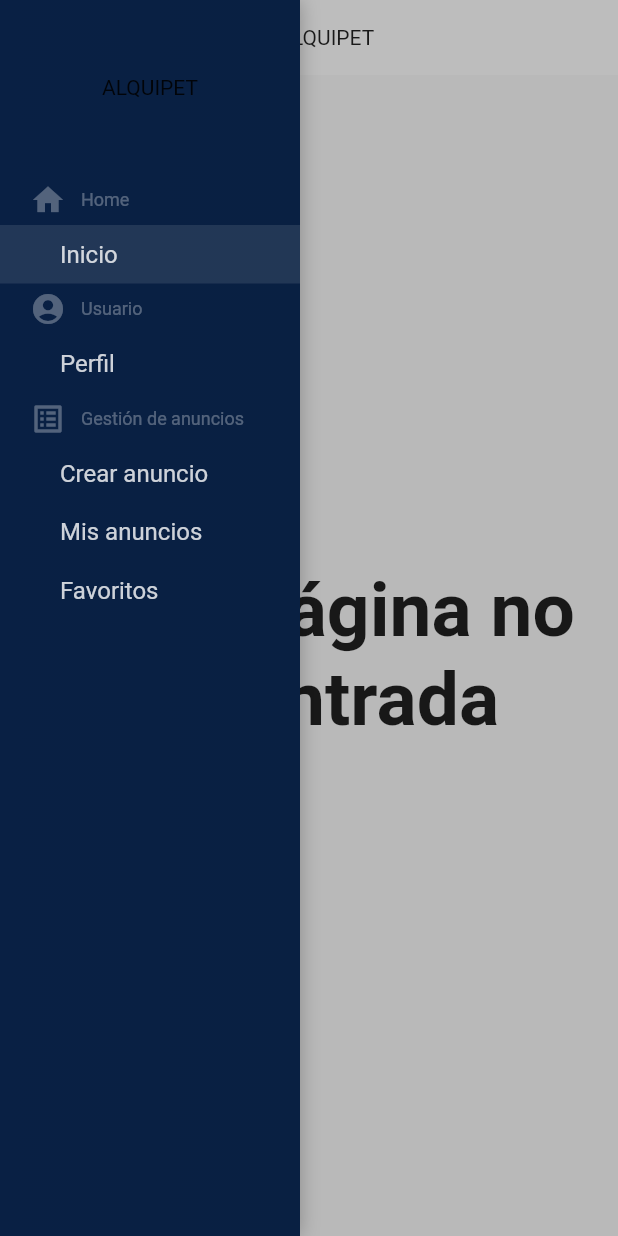
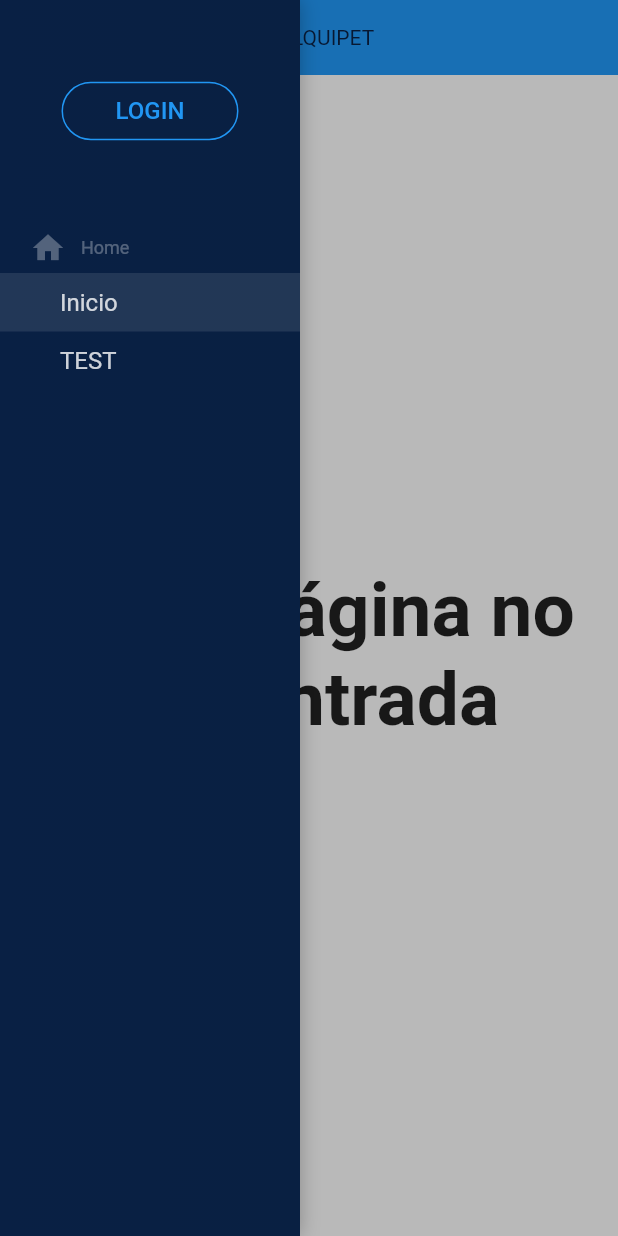
Before and after one commit to victorbdeveloper/AlquipetFRONT, a Flutter app: the NotFoundPage screen opened directly, after a tap on the "menu" icon, on a phone screen of 412 x 824 dp. Run offline on Flutter 3.47's test engine with Material 2 defaults, Android fonts, the phone set to English and light mode, and no system bars; our stand-ins replace dio, flutter_login, flutter_signin_button, get, google_fonts, google_sign_in and 2 more; accounts and stored records are empty.

Commit message:
Corregidos problemas con el login. Corregidos errores en la navegacion. Pendiente de pruebas.

```diff
--- a/lib/providers/auth_provider.dart
+++ b/lib/providers/auth_provider.dart
@@ -1,6 +1,7 @@
 import 'package:alquipet_front/api/alquipet_api.dart';
 import 'package:alquipet_front/models/http/auth_response.dart';
 import 'package:alquipet_front/models/user.dart';
+import 'package:alquipet_front/providers/side_menu_provider.dart';
 import 'package:alquipet_front/services/local_storage.dart';
 import 'package:alquipet_front/services/notifications_service.dart';
 import 'package:flutter/material.dart';
@@ -89,7 +90,8 @@ class AuthProvider extends GetxController {
       AlquipetApi.configureDio();
 
       ///NOTIFICA A LOS PROVIDERS CORRESPONDIENTES
-      // setState(() {});
+      final SideMenuProvider sideMenuProvider = Get.find<SideMenuProvider>();
+      sideMenuProvider.update();
 
       ///MUESTRA MENSAJE Y REDIRIGE A INICIO
       NotificationsService.showSnackBar('Login correcto. Bienvenido!');
@@ -136,7 +138,8 @@ class AuthProvider extends GetxController {
       AlquipetApi.configureDio();
 
       ///NOTIFICA A LOS PROVIDERS CORRESPONDIENTES
-      // setState(() {});
+      final SideMenuProvider sideMenuProvider = Get.find<SideMenuProvider>();
+      sideMenuProvider.update();
 
       ///MUESTRA MENSAJE Y REDIRIGE A INICIO
       NotificationsService.showSnackBar('Login correcto. Bienvenido!');
@@ -164,9 +167,23 @@ class AuthProvider extends GetxController {
         debugPrint(error.toString());
       }
     }
+
+    ///ELIMINA EL TOKEN DEL LOCAL STORAGE
     LocalStorage.prefs.remove('token');
+
+    ///ACTUALIZA LAS VARIABLES
     authStatus = AuthStatus.notAuthenticated;
-    // notifyListeners();
+    authType = AuthType.notYet;
+
+    ///NOTIFICA A LOS PROVIDERS CORRESPONDIENTES
+    final SideMenuProvider sideMenuProvider = Get.find<SideMenuProvider>();
+    sideMenuProvider.update();
+    update();
+
+    ///MUESTRA MENSAJE
     NotificationsService.showSnackBarLogout('Sesión cerrada con éxito');
+
+    ///REDIRIGE A INICIO Y BORRA EL HISTORIAL DE RUTAS
+    Get.offAllNamed("/inicio");
   }
 }
--- a/lib/ui/buttons/custom_outlined_button.dart
+++ b/lib/ui/buttons/custom_outlined_button.dart
@@ -4,7 +4,7 @@ import 'package:flutter/material.dart';
 class CustomOutlinedButton extends StatelessWidget {
   final Function onPressed;
   final String text;
-  // final Color color;
+  final Color color;
   final bool isFilled;
   final bool isTextWhite;
 
@@ -12,7 +12,7 @@ class CustomOutlinedButton extends StatelessWidget {
       {Key? key,
       required this.onPressed,
       required this.text,
-      // this.color = Colors.blue,
+      this.color = Colors.blue,
       this.isFilled = false,
       this.isTextWhite = false})
       : super(key: key);
@@ -20,25 +20,25 @@ class CustomOutlinedButton extends StatelessWidget {
   @override
   Widget build(BuildContext context) {
     return OutlinedButton(
-      // style: ButtonStyle(
-      //   shape: MaterialStateProperty.all(
-      //     RoundedRectangleBorder(
-      //       borderRadius: BorderRadius.circular(30),
-      //     ),
-      //   ),
-      //   side: MaterialStateProperty.all(BorderSide(color: color)),
-      //   backgroundColor: MaterialStateProperty.all(
-      //       isFilled ? color.withOpacity(0.3) : Colors.transparent),
-      // ),
+      style: ButtonStyle(
+        shape: MaterialStateProperty.all(
+          RoundedRectangleBorder(
+            borderRadius: BorderRadius.circular(30),
+          ),
+        ),
+        side: MaterialStateProperty.all(BorderSide(color: color)),
+        backgroundColor: MaterialStateProperty.all(
+            isFilled ? color.withOpacity(0.3) : Colors.transparent),
+      ),
       onPressed: () => onPressed(),
       child: Padding(
         padding: const EdgeInsets.symmetric(horizontal: 20, vertical: 10),
         child: Text(
           text,
-          // style: TextStyle(
-          //   fontSize: 16,
-          //   color: isTextWhite ? Colors.white : color,
-          // ),
+          style: TextStyle(
+            fontSize: 16,
+            color: isTextWhite ? Colors.white : color,
+          ),
         ),
       ),
     );
--- a/lib/ui/widgets/navbar.dart
+++ b/lib/ui/widgets/navbar.dart
@@ -22,6 +22,7 @@ class Navbar extends StatelessWidget {
                 IconButton(
                     icon: const Icon(Icons.menu_outlined),
                     iconSize: 25,
+                    color: const Color(0xff092044),
                     onPressed: () {
                       SideMenuProvider.openMenu();
                       controller.update();
@@ -30,6 +31,9 @@ class Navbar extends StatelessWidget {
                 child: Center(
                   child: Text(
                     "ALQUIPET",
+                    style: TextStyle(
+                      color: Color(0xff092044),
+                    ),
                   ),
                 ),
               ),
@@ -45,7 +49,7 @@ class Navbar extends StatelessWidget {
   }
 
   BoxDecoration buildBoxDecoration() => const BoxDecoration(
-        color: Colors.white,
+        color: Colors.blue,
         boxShadow: <BoxShadow>[
           BoxShadow(color: Colors.black12, blurRadius: 5),
         ],
--- a/lib/ui/widgets/sidebar.dart
+++ b/lib/ui/widgets/sidebar.dart
@@ -1,4 +1,6 @@
+import 'package:alquipet_front/providers/auth_provider.dart';
 import 'package:alquipet_front/providers/side_menu_provider.dart';
+import 'package:alquipet_front/ui/buttons/custom_outlined_button.dart';
 import 'package:alquipet_front/ui/widgets/text_separator.dart';
 import 'package:flutter/material.dart';
 import 'package:get/get.dart';
@@ -11,7 +13,11 @@ class Sidebar extends StatelessWidget {
   @override
   Widget build(BuildContext context) {
     final sideMenuProvider = Get.find<SideMenuProvider>();
+    final authProvider = Get.find<AuthProvider>();
 
+    return GetBuilder<AuthProvider>(
+        init: AuthProvider(),
+        builder: (controller) {
           return Container(
             width: 200,
             height: double.infinity,
@@ -19,10 +25,22 @@ class Sidebar extends StatelessWidget {
             child: ListView(
               physics: const ClampingScrollPhysics(),
               children: <Widget>[
-          const Padding(
-            padding: EdgeInsets.symmetric(vertical: 50.0),
+                Padding(
+                  padding: const EdgeInsets.symmetric(vertical: 50.0),
                   child: Center(
-              child: Text("ALQUIPET"), //TODO: CAMBIAR POR BOTÓN LOGIN/LOGOUT
+                    child: authProvider.authStatus != AuthStatus.authenticated
+                        ? CustomOutlinedButton(
+                            onPressed: () {
+                              Get.toNamed("/login");
+                            },
+                            text: 'LOGIN',
+                          )
+                        : CustomOutlinedButton(
+                            onPressed: () {
+                              authProvider.logout();
+                            },
+                            text: 'LOGOUT',
+                          ),
                   ),
                 ),
                 const TextSeparator(iconData: Icons.home, text: 'Home'),
@@ -36,7 +54,21 @@ class Sidebar extends StatelessWidget {
                   },
                   isActive: sideMenuProvider.currentPage == "/inicio",
                 ),
-          const TextSeparator(iconData: Icons.account_circle, text: 'Usuario'),
+                MenuItem(
+                  text: 'TEST',
+                  onPressed: () {
+                    if (sideMenuProvider.currentPage != "/anuncio") {
+                      Get.toNamed("/anuncio");
+                      // sideMenuProvider.setCurrentPageUrl("/inicio");
+                    }
+                  },
+                  isActive: sideMenuProvider.currentPage == "/anuncio",
+                ),
+                if (authProvider.authStatus == AuthStatus.authenticated)
+                  Column(
+                    children: <Widget>[
+                      const TextSeparator(
+                          iconData: Icons.account_circle, text: 'Usuario'),
                       MenuItem(
                         text: 'Perfil',
                         onPressed: () {
@@ -48,16 +80,19 @@ class Sidebar extends StatelessWidget {
                         isActive: sideMenuProvider.currentPage == "/usuario",
                       ),
                       const TextSeparator(
-              iconData: Icons.list_alt, text: 'Gestión de anuncios'),
+                          iconData: Icons.list_alt,
+                          text: 'Gestión de anuncios'),
                       MenuItem(
                         text: 'Crear anuncio',
                         onPressed: () {
-              if (sideMenuProvider.currentPage != "/crear_anuncio") {
+                          if (sideMenuProvider.currentPage !=
+                              "/crear_anuncio") {
                             Get.toNamed("/crear_anuncio");
                             // sideMenuProvider.setCurrentPageUrl("/crear_anuncio");
                           }
                         },
-            isActive: sideMenuProvider.currentPage == "/crear_anuncio",
+                        isActive:
+                            sideMenuProvider.currentPage == "/crear_anuncio",
                       ),
                       MenuItem(
                         text: 'Mis anuncios',
@@ -67,21 +102,27 @@ class Sidebar extends StatelessWidget {
                             // sideMenuProvider.setCurrentPageUrl("/mis_anuncios");
                           }
                         },
-            isActive: sideMenuProvider.currentPage == "/mis_anuncios",
+                        isActive:
+                            sideMenuProvider.currentPage == "/mis_anuncios",
                       ),
                       MenuItem(
                         text: 'Favoritos',
                         onPressed: () {
-              if (sideMenuProvider.currentPage != "/anuncios_favoritos") {
+                          if (sideMenuProvider.currentPage !=
+                              "/anuncios_favoritos") {
                             Get.toNamed("/anuncios_favoritos");
                             // sideMenuProvider.setCurrentPageUrl("/anuncios_favoritos");
                           }
                         },
-            isActive: sideMenuProvider.currentPage == "/anuncios_favoritos",
+                        isActive: sideMenuProvider.currentPage ==
+                            "/anuncios_favoritos",
+                      )
+                    ],
                   ),
               ],
             ),
           );
+        });
   }
 
   BoxDecoration buildBoxDecoration() => const BoxDecoration(
```
Also changed, not shown: lib/ui/pages/home_page.dart (+0 -84 lines). Lines whose indentation alone changed are shown as unchanged.
